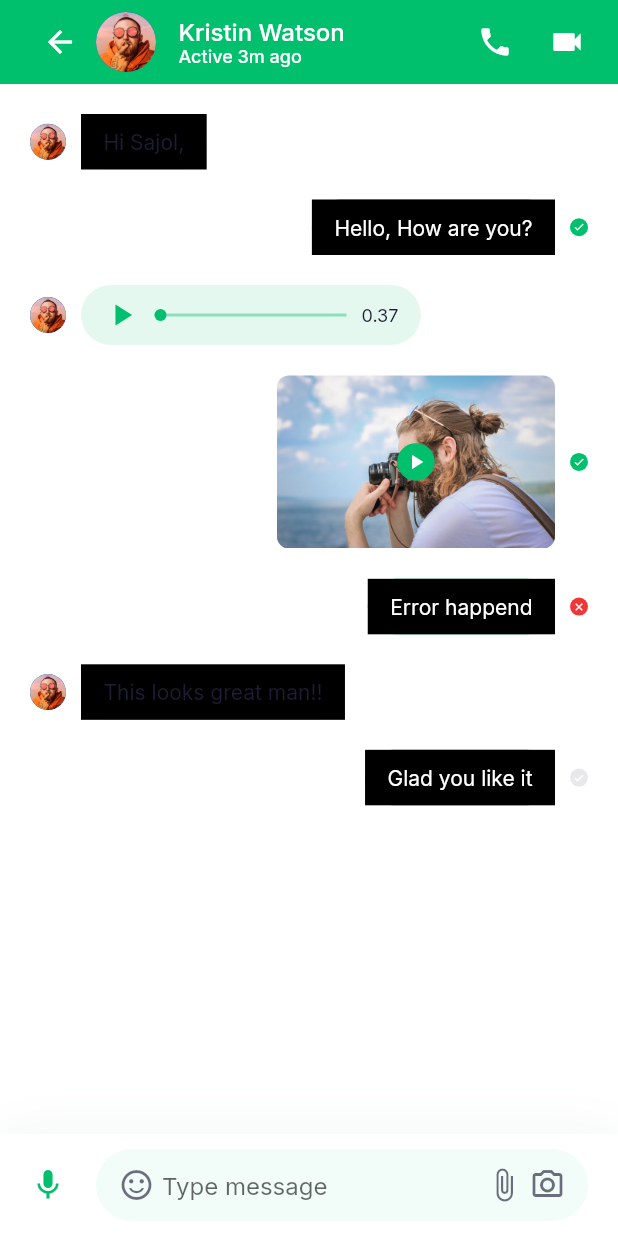
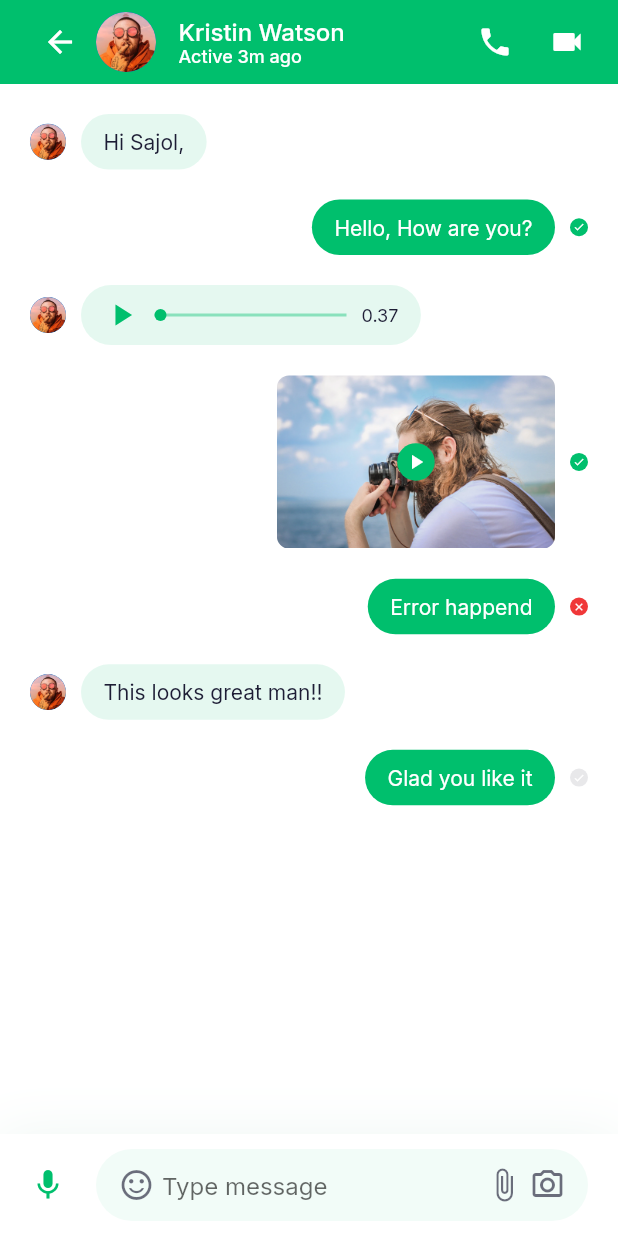
Before and after one commit to briltec/chat_messaging_app, a Flutter app: the MessagesScreen screen opened directly, on a phone screen of 412 x 824 dp. Run offline on Flutter 3.47's test engine with Material 2 defaults, Android fonts, the light colour scheme and no system bars; our stand-ins replace google_fonts.

Commit message:
add android enveronment

```diff
--- a/lib/screens/messages/components/text_message.dart
+++ b/lib/screens/messages/components/text_message.dart
@@ -14,9 +14,9 @@ class TextMessage extends StatelessWidget {
   @override
   Widget build(BuildContext context) {
     return Container(
-      color: MediaQuery.of(context).platformBrightness == Brightness.dark
-          ? Colors.white
-          : Colors.black,
+      // color: MediaQuery.of(context).platformBrightness == Brightness.dark
+      //     ? Colors.white
+      //     : Colors.black,
       padding: EdgeInsets.symmetric(
         horizontal: kDefaultPadding * 0.75,
         vertical: kDefaultPadding / 2,
```
Also changed, not shown: pubspec.lock, 4 other files.
